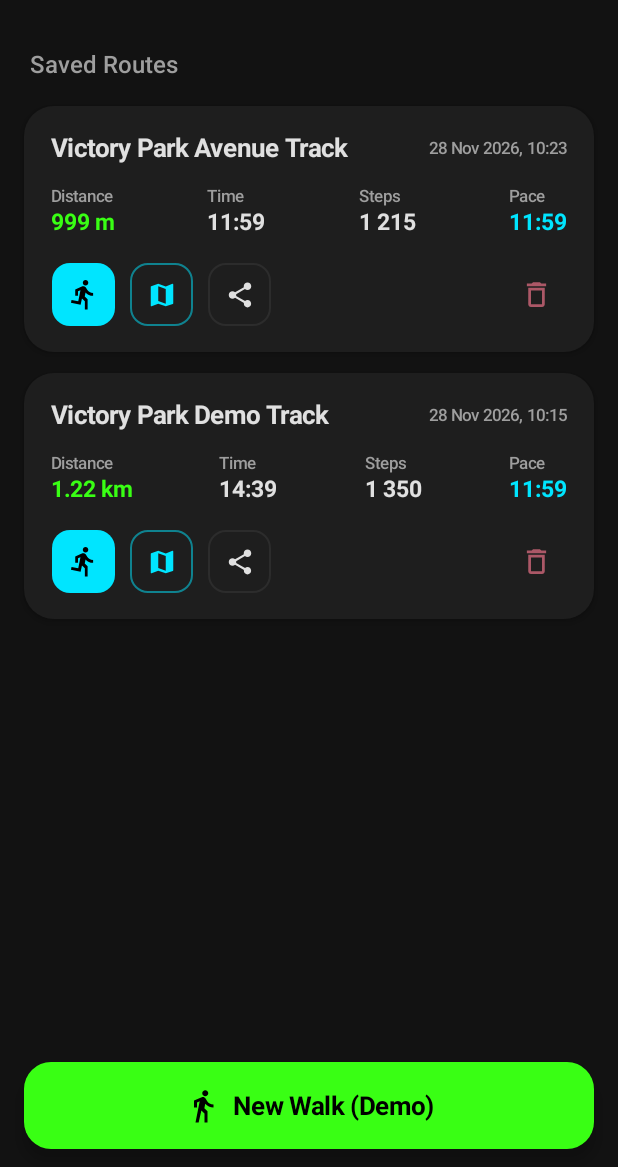
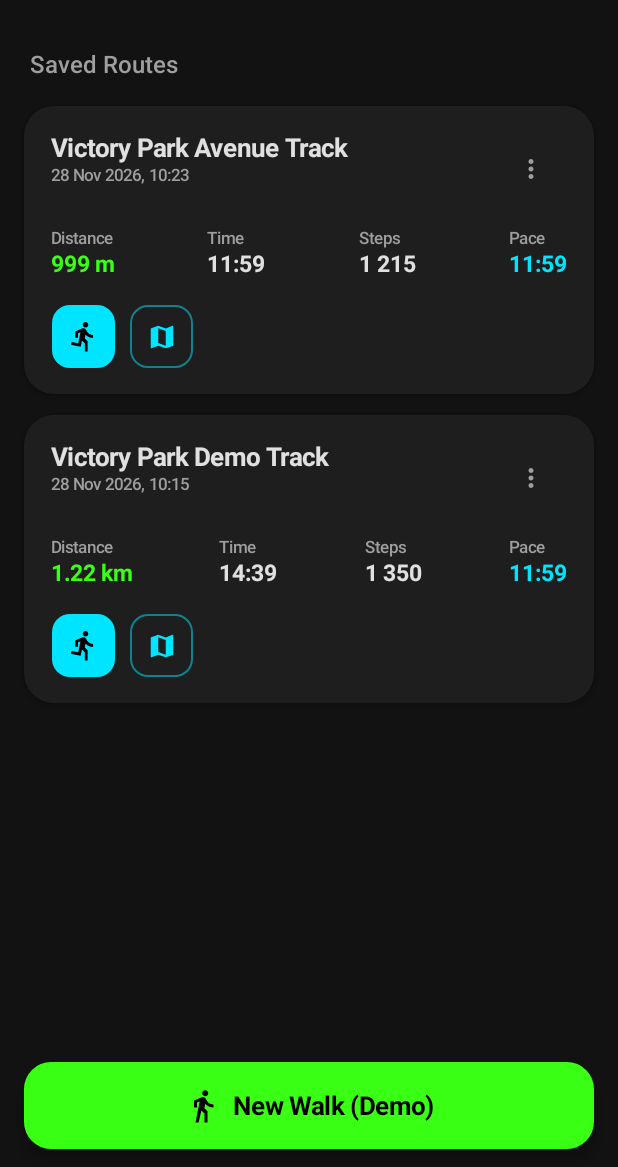
Before and after one commit to efimovnikita/PaceGhost, an Android app built with Jetpack Compose: the composable HomeScreen shown on its own in the app's theme, after a tap on "Demo", on a phone screen of 412 x 824 dp, the part 69-1236 px from its top. Run offline under Robolectric (Android 15) with nearby library versions, the phone set to English and light mode, and no system bars; our stand-ins replace Room's generated code.

Commit message:
feat(home): add overflow menu on WalkCard and confirmation dialog for walk deletion

```diff
--- a/app/src/main/java/com/paceghost/app/ui/home/components/WalkCard.kt
+++ b/app/src/main/java/com/paceghost/app/ui/home/components/WalkCard.kt
@@ -2,35 +2,38 @@ package com.paceghost.app.ui.home.components
 
 import androidx.compose.foundation.BorderStroke
 import androidx.compose.foundation.layout.Arrangement
+import androidx.compose.foundation.layout.Box
 import androidx.compose.foundation.layout.Column
-import androidx.compose.foundation.layout.PaddingValues
 import androidx.compose.foundation.layout.Row
 import androidx.compose.foundation.layout.Spacer
 import androidx.compose.foundation.layout.fillMaxWidth
 import androidx.compose.foundation.layout.height
 import androidx.compose.foundation.layout.padding
 import androidx.compose.foundation.layout.size
-import androidx.compose.foundation.layout.width
 import androidx.compose.foundation.shape.RoundedCornerShape
 import androidx.compose.material.icons.Icons
 import androidx.compose.material.icons.automirrored.filled.DirectionsRun
 import androidx.compose.material.icons.filled.DeleteOutline
 import androidx.compose.material.icons.filled.Map
+import androidx.compose.material.icons.filled.MoreVert
 import androidx.compose.material.icons.filled.Share
-import androidx.compose.material3.Button
-import androidx.compose.material3.ButtonDefaults
 import androidx.compose.material3.Card
 import androidx.compose.material3.CardDefaults
+import androidx.compose.material3.DropdownMenu
+import androidx.compose.material3.DropdownMenuItem
 import androidx.compose.material3.FilledIconButton
+import androidx.compose.material3.HorizontalDivider
 import androidx.compose.material3.Icon
 import androidx.compose.material3.IconButton
 import androidx.compose.material3.IconButtonDefaults
 import androidx.compose.material3.MaterialTheme
-import androidx.compose.material3.OutlinedButton
 import androidx.compose.material3.OutlinedIconButton
 import androidx.compose.material3.Text
 import androidx.compose.runtime.Composable
+import androidx.compose.runtime.getValue
+import androidx.compose.runtime.mutableStateOf
 import androidx.compose.runtime.remember
+import androidx.compose.runtime.setValue
 import androidx.compose.ui.Alignment
 import androidx.compose.ui.Modifier
 import androidx.compose.ui.graphics.Color
@@ -60,10 +63,8 @@ fun WalkCard(
     onPreviewTrack: (Long) -> Unit = {},
     modifier: Modifier = Modifier
 ) {
-    val formattedDate = remember(walk.startTime) {
-        val sdf = SimpleDateFormat("dd MMM yyyy, HH:mm", Locale.getDefault())
-        sdf.format(Date(walk.startTime))
-    }
+    val formattedDate = remember(walk.startTime) { formatWalkDate(walk.startTime) }
+    var menuExpanded by remember { mutableStateOf(false) }
 
     Card(
         modifier = modifier.fillMaxWidth(),
@@ -76,11 +77,14 @@ fun WalkCard(
                 .fillMaxWidth()
                 .padding(18.dp)
         ) {
-            // Header: Title & Date
+            // Header: Title + Date on the left, Overflow Menu on the right
             Row(
                 modifier = Modifier.fillMaxWidth(),
                 horizontalArrangement = Arrangement.SpaceBetween,
-                verticalAlignment = Alignment.CenterVertically
+                verticalAlignment = Alignment.Top
+            ) {
+                Column(
+                    modifier = Modifier.weight(1f)
                 ) {
                     Text(
                         text = walk.title,
@@ -90,15 +94,74 @@ fun WalkCard(
                         ),
                         color = TextPrimary,
                         maxLines = 1,
-                    overflow = TextOverflow.Ellipsis,
-                    modifier = Modifier.weight(1f)
+                        overflow = TextOverflow.Ellipsis
                     )
-                Spacer(modifier = Modifier.width(8.dp))
+                    Spacer(modifier = Modifier.height(2.dp))
                     Text(
                         text = formattedDate,
                         style = MaterialTheme.typography.labelSmall,
                         color = TextSecondary
                     )
+                }
+
+                Box {
+                    IconButton(
+                        onClick = { menuExpanded = true }
+                    ) {
+                        Icon(
+                            imageVector = Icons.Filled.MoreVert,
+                            contentDescription = "More options",
+                            tint = TextSecondary,
+                            modifier = Modifier.size(20.dp)
+                        )
+                    }
+
+                    DropdownMenu(
+                        expanded = menuExpanded,
+                        onDismissRequest = { menuExpanded = false },
+                        containerColor = DarkSurfaceVariant
+                    ) {
+                        DropdownMenuItem(
+                            text = {
+                                Text(
+                                    text = "Export GPX",
+                                    color = TextPrimary
+                                )
+                            },
+                            leadingIcon = {
+                                Icon(
+                                    imageVector = Icons.Filled.Share,
+                                    contentDescription = null,
+                                    tint = TextPrimary
+                                )
+                            },
+                            onClick = {
+                                menuExpanded = false
+                                onExportGpx(walk.id)
+                            }
+                        )
+                        HorizontalDivider(color = TextSecondary.copy(alpha = 0.15f))
+                        DropdownMenuItem(
+                            text = {
+                                Text(
+                                    text = "Delete",
+                                    color = ErrorRed
+                                )
+                            },
+                            leadingIcon = {
+                                Icon(
+                                    imageVector = Icons.Filled.DeleteOutline,
+                                    contentDescription = null,
+                                    tint = ErrorRed
+                                )
+                            },
+                            onClick = {
+                                menuExpanded = false
+                                onDelete(walk.id)
+                            }
+                        )
+                    }
+                }
             }
 
             Spacer(modifier = Modifier.height(12.dp))
@@ -137,10 +200,6 @@ fun WalkCard(
             // Action buttons row
             Row(
                 modifier = Modifier.fillMaxWidth(),
-                verticalAlignment = Alignment.CenterVertically
-            ) {
-                // Group of primary/route actions
-                Row(
                 horizontalArrangement = Arrangement.spacedBy(10.dp),
                 verticalAlignment = Alignment.CenterVertically
             ) {
@@ -178,43 +237,14 @@ fun WalkCard(
                         modifier = Modifier.size(20.dp)
                     )
                 }
-
-                    // GPX Export button
-                    OutlinedIconButton(
-                        onClick = { onExportGpx(walk.id) },
-                        modifier = Modifier.size(42.dp),
-                        shape = RoundedCornerShape(12.dp),
-                        border = BorderStroke(1.dp, DarkSurfaceVariant),
-                        colors = IconButtonDefaults.outlinedIconButtonColors(
-                            contentColor = TextPrimary
-                        )
-                    ) {
-                        Icon(
-                            imageVector = Icons.Filled.Share,
-                            contentDescription = "Export GPX",
-                            tint = TextPrimary,
-                            modifier = Modifier.size(20.dp)
-                        )
-                    }
-                }
-
-                Spacer(modifier = Modifier.weight(1f))
-
-                // Delete button (separated on the far right)
-                IconButton(
-                    onClick = { onDelete(walk.id) },
-                    modifier = Modifier.size(42.dp),
-                    colors = IconButtonDefaults.iconButtonColors(contentColor = ErrorRed.copy(alpha = 0.8f))
-                ) {
-                    Icon(
-                        imageVector = Icons.Filled.DeleteOutline,
-                        contentDescription = "Delete walk",
-                        modifier = Modifier.size(22.dp)
-                    )
             }
         }
     }
 }
+
+internal fun formatWalkDate(timestampMs: Long): String {
+    val sdf = SimpleDateFormat("dd MMM yyyy, HH:mm", Locale.US)
+    return sdf.format(Date(timestampMs))
 }
 
 @Composable
```
Also changed, not shown: app/src/main/java/com/paceghost/app/ui/home/HomeScreen.kt (+15 -1 lines), app/src/main/java/com/paceghost/app/ui/home/components/DeleteWalkConfirmationDialog.kt (added, +71 -0 lines), 3 other files. Lines whose indentation alone changed are shown as unchanged.
